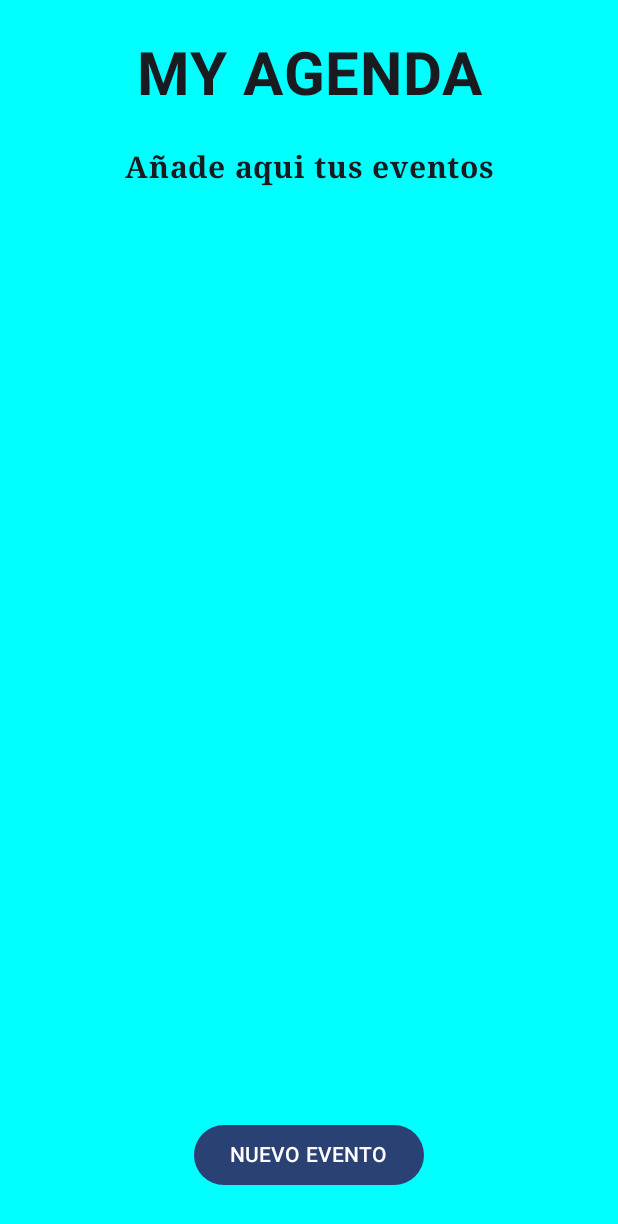
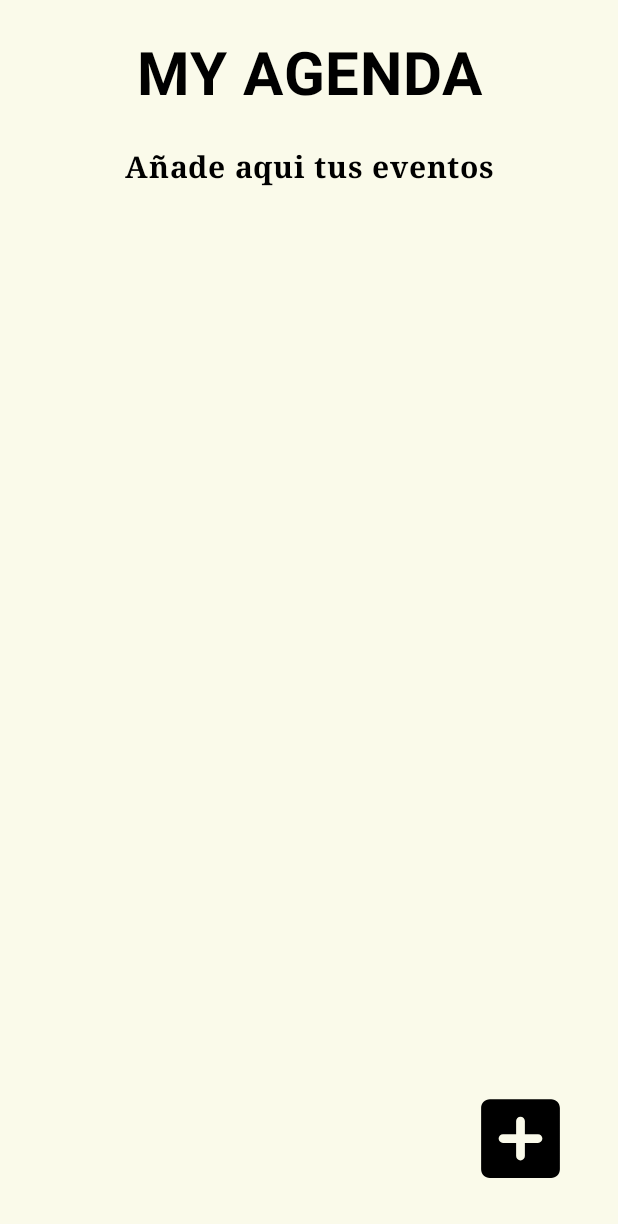
Before and after one commit to DanielGallegoM10/AppAgenda, an Android app built with Jetpack Compose: the screen it shows after launch (MainActivity), on a phone screen of 412 x 824 dp. Shown: the top 1224 px of the screen. Run offline under Robolectric (Android 15) with nearby library versions, the phone set to English and light mode, and no system bars; our stand-ins replace constraintlayout-compose.

Commit message:
ajustes de color

```diff
--- a/app/src/main/java/com/example/appagenda/Componentes/Componentes.kt
+++ b/app/src/main/java/com/example/appagenda/Componentes/Componentes.kt
@@ -41,6 +41,7 @@ import androidx.compose.runtime.saveable.rememberSaveable
 import androidx.compose.runtime.setValue
 import androidx.compose.ui.Alignment
 import androidx.compose.ui.Modifier
+import androidx.compose.ui.graphics.Color
 import androidx.compose.ui.platform.LocalContext
 import androidx.compose.ui.res.painterResource
 import androidx.compose.ui.text.font.FontFamily
@@ -68,6 +69,24 @@ fun Titulo(titulo: String) {
         Text(
             text = titulo,
             fontSize = 40.sp,
+            fontWeight = FontWeight.Bold,
+            textAlign = TextAlign.Center,
+            fontFamily = FontFamily.SansSerif,
+            modifier = Modifier.fillMaxWidth()
+        )
+    }
+}
+
+@Composable
+fun TituloFicha(titulo: String) {
+    Row(
+        Modifier
+            .fillMaxWidth()
+            .height(60.dp), Arrangement.Center, Alignment.CenterVertically
+    ) {
+        Text(
+            text = titulo,
+            fontSize = 25.sp,
             fontWeight = FontWeight.Bold,
             textAlign = TextAlign.Center,
             fontFamily = FontFamily.SansSerif,
--- a/app/src/main/java/com/example/appagenda/MainActivity.kt
+++ b/app/src/main/java/com/example/appagenda/MainActivity.kt
@@ -10,6 +10,7 @@ import androidx.activity.enableEdgeToEdge
 import androidx.compose.foundation.Image
 import androidx.compose.foundation.background
 import androidx.compose.foundation.border
+import androidx.compose.foundation.clickable
 import androidx.compose.foundation.gestures.ScrollableDefaults
 import androidx.compose.foundation.layout.Arrangement
 import androidx.compose.foundation.layout.Box
@@ -19,11 +20,16 @@ import androidx.compose.foundation.layout.fillMaxSize
 import androidx.compose.foundation.layout.fillMaxWidth
 import androidx.compose.foundation.layout.height
 import androidx.compose.foundation.layout.padding
+import androidx.compose.foundation.layout.size
 import androidx.compose.foundation.layout.width
 import androidx.compose.foundation.lazy.LazyColumn
 import androidx.compose.foundation.lazy.items
 import androidx.compose.foundation.lazy.rememberLazyListState
+import androidx.compose.material.icons.Icons
+import androidx.compose.material.icons.rounded.Add
+import androidx.compose.material.icons.rounded.AddBox
 import androidx.compose.material3.Button
+import androidx.compose.material3.Icon
 import androidx.compose.material3.MaterialTheme
 import androidx.compose.material3.Scaffold
 import androidx.compose.material3.Surface
@@ -68,13 +74,12 @@ class MainActivity : ComponentActivity() {
 
         // Configurar contenido
         setContent {
-            AppAgendaTheme {
+            AppAgendaTheme (dynamicColor = false){
                 Surface {
                     Column(
                         Modifier
                             .fillMaxSize()
 
-                            .background(Color.Cyan)
                     ) {
 
                         Row(
@@ -119,19 +124,19 @@ class MainActivity : ComponentActivity() {
                                 .height(50.dp)
                                 .padding(30.dp),
                             verticalAlignment = Alignment.Bottom,
-                            horizontalArrangement = Arrangement.Center
+                            horizontalArrangement = Arrangement.End
                         ) {
-                            Button(
-                                onClick = {
+                            Icon(
+                                imageVector = Icons.Rounded.AddBox,
+                                contentDescription = "Añadir",
+                                Modifier.size(70.dp).clickable {
                                     val intentFicha =
                                         Intent(this@MainActivity, FichaElemento::class.java)
                                     intentFicha.putExtra("id", 0)
 
                                     fichaLauncher.launch(intentFicha) // Abrir actividad de edición
                                 }
-                            ) {
-                                Text("NUEVO EVENTO")
-                            }
+                            )
 
                         }
                     }
--- a/app/src/main/java/com/example/appagenda/ui/theme/Color.kt
+++ b/app/src/main/java/com/example/appagenda/ui/theme/Color.kt
@@ -2,10 +2,20 @@ package com.example.appagenda.ui.theme
 
 import androidx.compose.ui.graphics.Color
 
-val Purple80 = Color(0xFFD0BCFF)
-val PurpleGrey80 = Color(0xFFCCC2DC)
-val Pink80 = Color(0xFFEFB8C8)
+//val Purple80 = Color(0xFFD0BCFF)
+//val PurpleGrey80 = Color(0xFFCCC2DC)
+//val Pink80 = Color(0xFFEFB8C8)
+//
+//val Purple40 = Color(0xFF6650a4)
+//val PurpleGrey40 = Color(0xFF625b71)
+//val Pink40 = Color(0xFF7D5260)
 
-val Purple40 = Color(0xFF6650a4)
-val PurpleGrey40 = Color(0xFF625b71)
-val Pink40 = Color(0xFF7D5260)
+val LightPrimary = Color(0xFFBBDEFB)//Color de la tarjeta
+val LightOnPrimary = Color(0xFF000000)
+val LightBackground = Color(0xFFF5F5F5)
+val LightOnBackground = Color(0xFF000000)
+
+val DarkPrimary = Color(0xFF1E1E1E)//Color de la tarjeta
+val DarkOnPrimary = Color(0xFFFFFFFF)
+val DarkBackground = Color(0xFF121212)
+val DarkOnBackground = Color(0xFF000000)
--- a/app/src/main/java/com/example/appagenda/ui/theme/Theme.kt
+++ b/app/src/main/java/com/example/appagenda/ui/theme/Theme.kt
@@ -9,35 +9,38 @@ import androidx.compose.material3.dynamicDarkColorScheme
 import androidx.compose.material3.dynamicLightColorScheme
 import androidx.compose.material3.lightColorScheme
 import androidx.compose.runtime.Composable
+import androidx.compose.ui.graphics.Color
 import androidx.compose.ui.platform.LocalContext
 
 private val DarkColorScheme = darkColorScheme(
-    primary = Purple80,
-    secondary = PurpleGrey80,
-    tertiary = Pink80
+    primary = DarkPrimary,
+    onPrimary = DarkOnPrimary,
+    background = DarkBackground,
+    onBackground = DarkOnBackground,
+    surface = Color(0xFF383535), // Fondo de componentes como tarjetas
+    onSurface = Color(0xFFFFFFFF), // Texto en superficies
+    error = Color(0xFFCF6679), // Color de error
+    onError = Color(0xFF000000) // Texto sobre color de error
 )
 
+
 private val LightColorScheme = lightColorScheme(
-    primary = Purple40,
-    secondary = PurpleGrey40,
-    tertiary = Pink40
+    primary = LightPrimary,
+    onPrimary = LightOnPrimary,
+    background = LightBackground,
+    onBackground = LightOnBackground,
+    surface = Color(0xFFFAFAEA), // Fondo de componentes como tarjetas
+    onSurface = Color(0xFF000000), // Texto en superficies
+    error = Color(0xFFB00020), // Color de error
+    onError = Color(0xFFFFFFFF) // Texto sobre color de error
+)
 
-    /* Other default colors to override
-    background = Color(0xFFFFFBFE),
-    surface = Color(0xFFFFFBFE),
-    onPrimary = Color.White,
-    onSecondary = Color.White,
-    onTertiary = Color.White,
-    onBackground = Color(0xFF1C1B1F),
-    onSurface = Color(0xFF1C1B1F),
-    */
-)
 
 @Composable
 fun AppAgendaTheme(
     darkTheme: Boolean = isSystemInDarkTheme(),
     // Dynamic color is available on Android 12+
-    dynamicColor: Boolean = true,
+    dynamicColor: Boolean = false,
     content: @Composable () -> Unit
 ) {
     val colorScheme = when {
```
Also changed, not shown: app/src/main/java/com/example/appagenda/FichaElemento.kt (+35 -7 lines), app/src/main/res/mipmap-anydpi-v26/ic_launcher.png (added), app/src/main/res/mipmap-anydpi-v26/ic_launcher_round.png (added), app/src/main/res/mipmap-hdpi/icono_hdpi.png (added), app/src/main/res/mipmap-mdpi/icono_mdpi.png (added), app/src/main/res/mipmap-xhdpi/icono_xhdpi.png (added), app/src/main/res/mipmap-xxhdpi/icono_xxhdpi.png (added), app/src/main/res/mipmap-xxxhdpi/icono_xxxhdpi.png (added).
